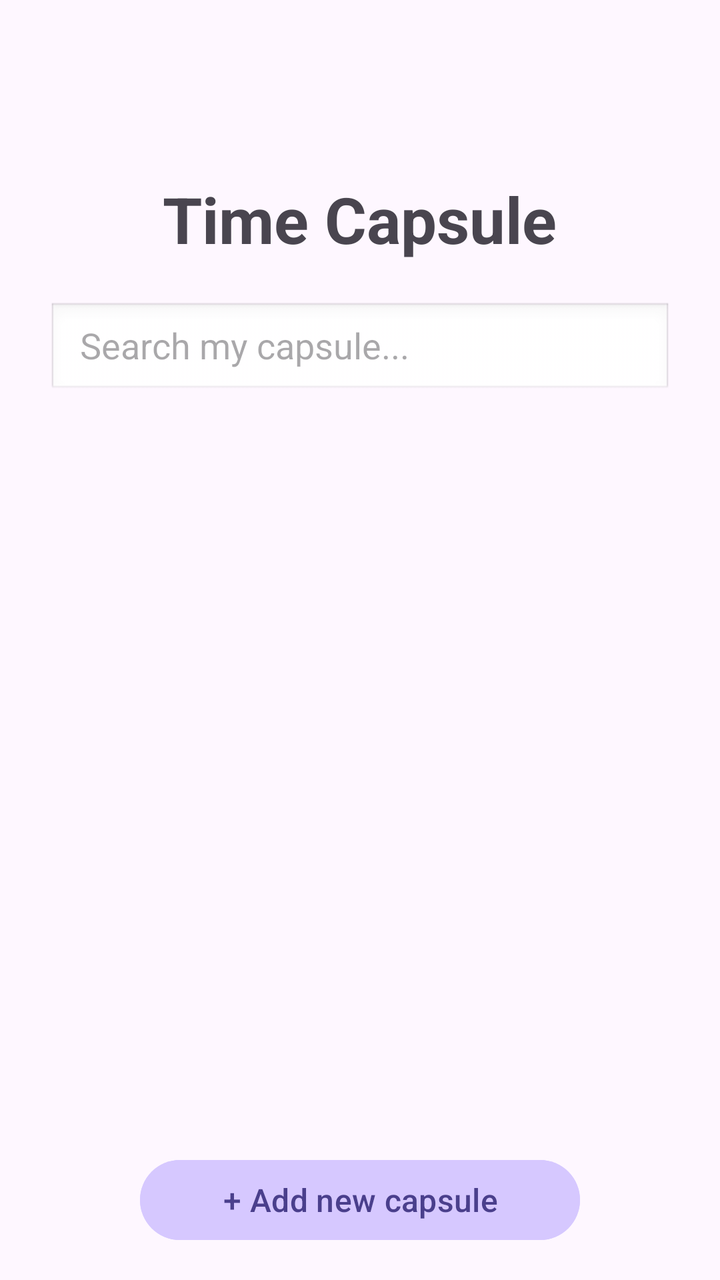
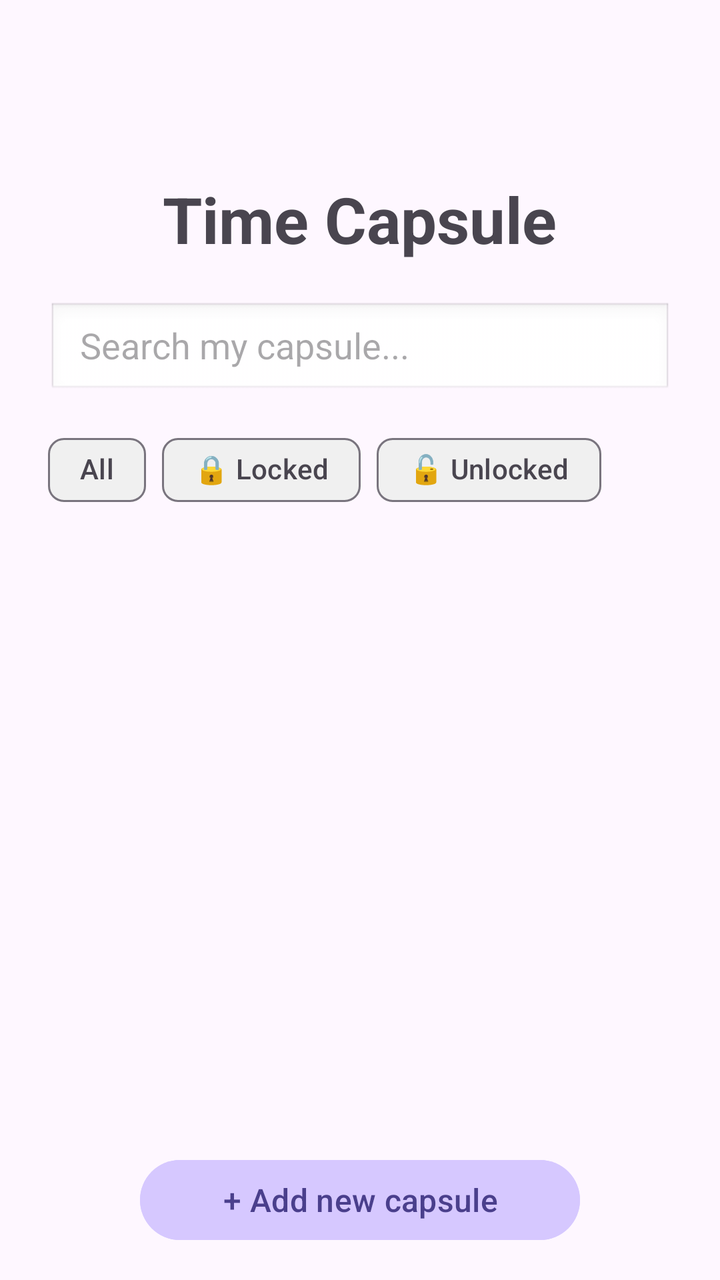

Compare the two renders of this Android layout. The source of the first and the diff that turns it into the second are given below.
<!-- AndroidManifest.xml: application theme Theme.TimeCapsule -->
<!-- res/layout/activity_main.xml -->
<?xml version="1.0" encoding="utf-8"?>
<LinearLayout xmlns:android="http://schemas.android.com/apk/res/android"
    xmlns:app="http://schemas.android.com/apk/res-auto"
    xmlns:tools="http://schemas.android.com/tools"
    android:layout_width="match_parent"
    android:layout_height="match_parent"
    android:orientation="vertical"
    android:paddingStart="24dp"
    android:paddingEnd="24dp"
    android:paddingTop="16dp"
    android:paddingBottom="16dp"
    tools:context=".MainActivity">

    <androidx.appcompat.widget.Toolbar
        android:id="@+id/toolbar"
        android:layout_width="match_parent"
        android:layout_height="wrap_content"
        android:background="@android:color/transparent"
        android:minHeight="?attr/actionBarSize"
        app:title="" />

    <TextView
        android:id="@+id/tvPageTitle"
        android:layout_width="wrap_content"
        android:layout_height="wrap_content"
        android:layout_gravity="center_horizontal"
        android:layout_marginTop="8dp"
        android:text="Time Capsule"
        android:textSize="32sp"
        android:textStyle="bold" />

    <EditText
        android:id="@+id/etSearch"
        android:layout_width="match_parent"
        android:layout_height="48dp"
        android:layout_marginTop="20dp"
        android:background="@android:drawable/edit_text"
        android:hint="Search my capsule..."
        android:paddingStart="16dp"
        android:paddingEnd="16dp" />

    <androidx.recyclerview.widget.RecyclerView
        android:id="@+id/recyclerViewCapsules"
        android:layout_width="match_parent"
        android:layout_height="0dp"
        android:layout_marginTop="20dp"
        android:layout_weight="1"
        android:clipToPadding="false"
        android:paddingBottom="12dp" />

    <Button
        android:id="@+id/btnCreateCapsule"
        android:layout_width="220dp"
        android:layout_height="48dp"
        android:layout_gravity="center_horizontal"
        android:layout_marginTop="16dp"
        android:text="+ Add new capsule"
        android:textAllCaps="false"
        android:textSize="16sp"
        android:textColor="#4A3F8C"
        android:backgroundTint="#D6C8FF" />

</LinearLayout>
<!-- resources referenced by this layout -->
<resources>
  <style name="Theme.TimeCapsule" parent="Base.Theme.TimeCapsule" />
  <style name="Base.Theme.TimeCapsule" parent="Theme.Material3.DayNight.NoActionBar">
          
          
      </style>
</resources>

<!-- the commit's change to res/layout/activity_main.xml (unified diff, before → after) -->
@@ -39,11 +39,48 @@
         android:paddingStart="16dp"
         android:paddingEnd="16dp" />
 
+    <com.google.android.material.chip.ChipGroup
+        android:id="@+id/chipGroupFilter"
+        android:layout_width="match_parent"
+        android:layout_height="wrap_content"
+        android:layout_marginTop="12dp"
+        app:singleSelection="true"
+        app:selectionRequired="true">
+
+        <com.google.android.material.chip.Chip
+            android:id="@+id/chipAll"
+            android:layout_width="wrap_content"
+            android:layout_height="wrap_content"
+            android:text="All"
+            android:textSize="14sp"
+            app:chipBackgroundColor="@color/chip_background"
+            style="@style/Widget.Material3.Chip.Filter" />
+
+        <com.google.android.material.chip.Chip
+            android:id="@+id/chipLocked"
+            android:layout_width="wrap_content"
+            android:layout_height="wrap_content"
+            android:text="🔒 Locked"
+            android:textSize="14sp"
+            app:chipBackgroundColor="@color/chip_background"
+            style="@style/Widget.Material3.Chip.Filter" />
+
+        <com.google.android.material.chip.Chip
+            android:id="@+id/chipUnlocked"
+            android:layout_width="wrap_content"
+            android:layout_height="wrap_content"
+            android:text="🔓 Unlocked"
+            android:textSize="14sp"
+            app:chipBackgroundColor="@color/chip_background"
+            style="@style/Widget.Material3.Chip.Filter" />
+
+    </com.google.android.material.chip.ChipGroup>
+
     <androidx.recyclerview.widget.RecyclerView
         android:id="@+id/recyclerViewCapsules"
         android:layout_width="match_parent"
         android:layout_height="0dp"
-        android:layout_marginTop="20dp"
+        android:layout_marginTop="12dp"
         android:layout_weight="1"
         android:clipToPadding="false"
         android:paddingBottom="12dp" />
